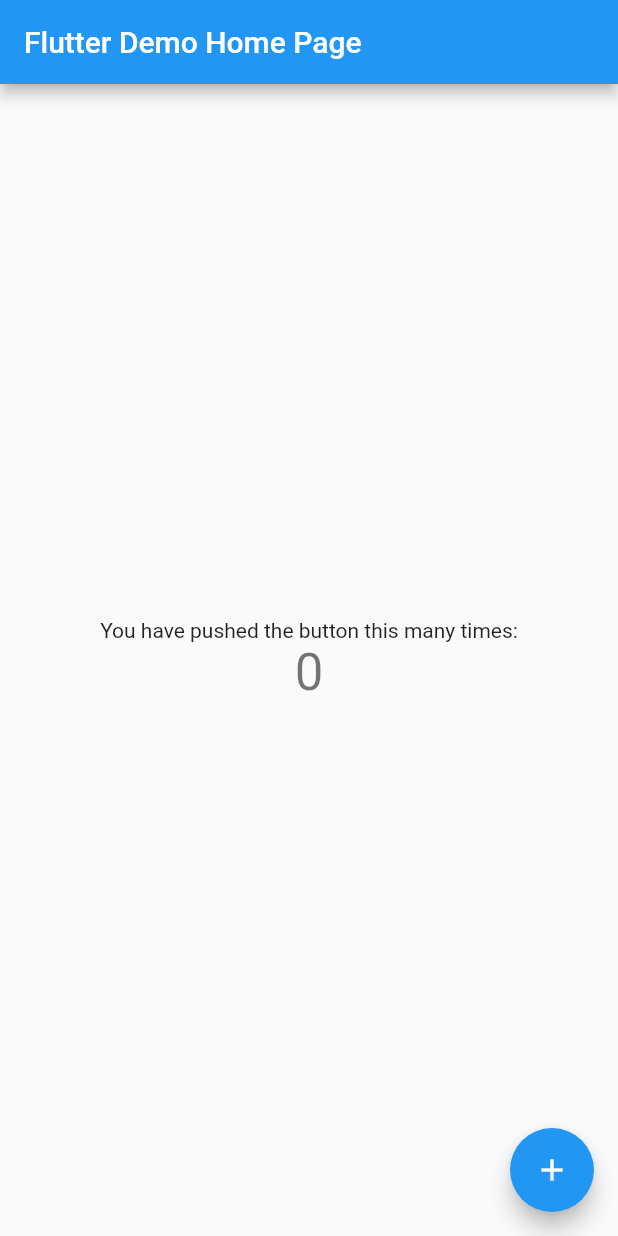
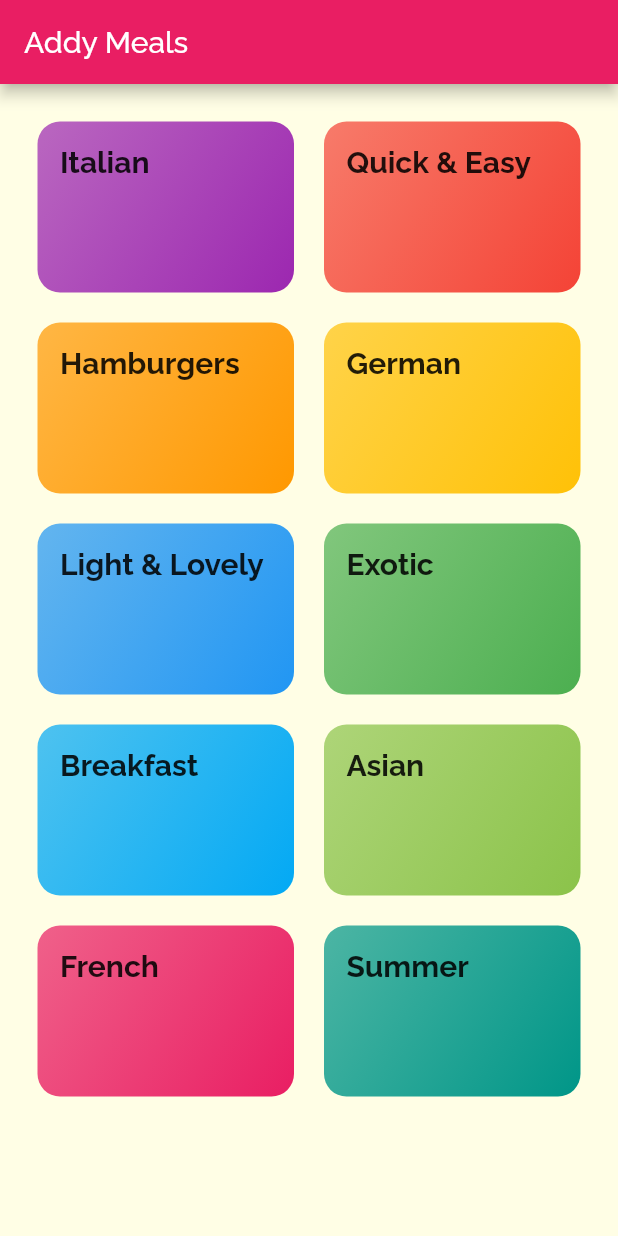
Before and after one commit to adnitr/meals-app-flutter, a Flutter app: the screen it shows after launch, on a phone screen of 412 x 824 dp. Run offline on Flutter 3.47's test engine with Material 2 defaults, Android fonts, the phone set to English and light mode, and no system bars.

Commit message:
set up basic structure and some  routes

```diff
--- /dev/null
+++ b/lib/data/dummy_data.dart
@@ -0,0 +1,56 @@
+import 'package:flutter/material.dart';
+
+import '../models/category.dart';
+
+var DUMMY_CATEGORIES = const [
+  Category(
+    id: 'c1',
+    title: 'Italian',
+    color: Colors.purple,
+  ),
+  Category(
+    id: 'c2',
+    title: 'Quick & Easy',
+    color: Colors.red,
+  ),
+  Category(
+    id: 'c3',
+    title: 'Hamburgers',
+    color: Colors.orange,
+  ),
+  Category(
+    id: 'c4',
+    title: 'German',
+    color: Colors.amber,
+  ),
+  Category(
+    id: 'c5',
+    title: 'Light & Lovely',
+    color: Colors.blue,
+  ),
+  Category(
+    id: 'c6',
+    title: 'Exotic',
+    color: Colors.green,
+  ),
+  Category(
+    id: 'c7',
+    title: 'Breakfast',
+    color: Colors.lightBlue,
+  ),
+  Category(
+    id: 'c8',
+    title: 'Asian',
+    color: Colors.lightGreen,
+  ),
+  Category(
+    id: 'c9',
+    title: 'French',
+    color: Colors.pink,
+  ),
+  Category(
+    id: 'c10',
+    title: 'Summer',
+    color: Colors.teal,
+  ),
+];
--- a/lib/main.dart
+++ b/lib/main.dart
@@ -1,4 +1,7 @@
 import 'package:flutter/material.dart';
+
+import './screens/category_meals_screen.dart';
+import './screens/categories_screen.dart';
 
 void main() {
   runApp(const MyApp());
@@ -10,58 +13,24 @@ class MyApp extends StatelessWidget {
   @override
   Widget build(BuildContext context) {
     return MaterialApp(
-      title: 'Flutter Demo',
+      title: 'Addy Meals',
       theme: ThemeData(
-        primarySwatch: Colors.blue,
+        primarySwatch: Colors.pink,
+        accentColor: Colors.amber,
+        canvasColor: const Color.fromRGBO(255, 254, 229, 1),
+        fontFamily: 'RaleWay',
+        // textTheme: ThemeData.light().textTheme.copyWith(
+        //       bodyText1:
+        //           const TextStyle(color: Color.fromRGBO(20, 51, 51, 1)),
+        //       bodyText2:
+        //           const TextStyle(color: Color.fromRGBO(20, 51, 51, 1)),
+        //       // titleMedium: const TextStyle(
+        //       //   fontSize: 24,
+        //       //   fontFamily: 'RobotoCondensed',
+        //       // ),)
       ),
-      home: const MyHomePage(title: 'Flutter Demo Home Page'),
+      home: const CategoriesScreen(),
+      routes: {'/category-meals': (ctx) => const CategoryMealsScreen()},
     );
   }
 }
-
-class MyHomePage extends StatefulWidget {
-  const MyHomePage({super.key, required this.title});
-
-  final String title;
-
-  @override
-  State<MyHomePage> createState() => _MyHomePageState();
-}
-
-class _MyHomePageState extends State<MyHomePage> {
-  int _counter = 0;
-
-  void _incrementCounter() {
-    setState(() {
-      _counter++;
-    });
-  }
-
-  @override
-  Widget build(BuildContext context) {
-    return Scaffold(
-      appBar: AppBar(
-        title: Text(widget.title),
-      ),
-      body: Center(
-        child: Column(
-          mainAxisAlignment: MainAxisAlignment.center,
-          children: <Widget>[
-            const Text(
-              'You have pushed the button this many times:',
-            ),
-            Text(
-              '$_counter',
-              style: Theme.of(context).textTheme.headline4,
-            ),
-          ],
-        ),
-      ),
-      floatingActionButton: FloatingActionButton(
-        onPressed: _incrementCounter,
-        tooltip: 'Increment',
-        child: const Icon(Icons.add),
-      ),
-    );
-  }
-}
--- /dev/null
+++ b/lib/models/category.dart
@@ -0,0 +1,10 @@
+import 'package:flutter/material.dart';
+
+class Category {
+  final String id;
+  final String title;
+  final Color color;
+
+  const Category(
+      {required this.id, required this.title, this.color = Colors.orange});
+}
--- /dev/null
+++ b/lib/screens/categories_screen.dart
@@ -0,0 +1,29 @@
+import 'package:flutter/material.dart';
+
+import '../data/dummy_data.dart';
+import '../widgets/category_item.dart';
+
+class CategoriesScreen extends StatelessWidget {
+  const CategoriesScreen({super.key});
+
+  @override
+  Widget build(BuildContext context) {
+    return Scaffold(
+      appBar: AppBar(title: const Text('Addy Meals')),
+      body: GridView(
+        padding: const EdgeInsets.all(25),
+        gridDelegate: const SliverGridDelegateWithMaxCrossAxisExtent(
+            maxCrossAxisExtent: 200,
+            childAspectRatio: 3 / 2,
+            crossAxisSpacing: 20,
+            mainAxisSpacing: 20),
+        children: DUMMY_CATEGORIES
+            .map((singleCategory) => CategoryItem(
+                id: singleCategory.id,
+                title: singleCategory.title,
+                color: singleCategory.color))
+            .toList(),
+      ),
+    );
+  }
+}
--- /dev/null
+++ b/lib/screens/category_meals_screen.dart
@@ -0,0 +1,23 @@
+import 'package:flutter/material.dart';
+
+class CategoryMealsScreen extends StatelessWidget {
+  // final String categoryId;
+  // final String categoryTitle;
+  // const CategoryMealsScreen(
+  //     {required this.categoryId, required this.categoryTitle, super.key});
+  const CategoryMealsScreen({super.key});
+
+  @override
+  Widget build(BuildContext context) {
+    final routeArgs =
+        ModalRoute.of(context)?.settings.arguments as Map<String, Object>;
+    final categoryTitle = routeArgs['title'] as String;
+    // final categoryId = routeArgs['id'];
+    return Scaffold(
+      appBar: AppBar(title: Text(categoryTitle)),
+      body: Center(
+        child: Text("The Receipes for the category $categoryTitle"),
+      ),
+    );
+  }
+}
--- /dev/null
+++ b/lib/widgets/category_item.dart
@@ -0,0 +1,41 @@
+import 'package:flutter/material.dart';
+import '../screens/category_meals_screen.dart';
+
+class CategoryItem extends StatelessWidget {
+  final String id;
+  final String title;
+  final Color color;
+
+  const CategoryItem(
+      {required this.id, required this.title, required this.color, super.key});
+
+  void selectCategory(BuildContext context) {
+    Navigator.of(context)
+        .pushNamed('/category-meals', arguments: {'id': id, 'title': title});
+  }
+
+  @override
+  Widget build(BuildContext context) {
+    return InkWell(
+      onTap: () => selectCategory(context),
+      splashColor: Theme.of(context).primaryColor,
+      borderRadius: BorderRadius.circular(15),
+      child: Container(
+        padding: const EdgeInsets.all(15),
+        decoration: BoxDecoration(
+            gradient: LinearGradient(
+                colors: [color.withOpacity(0.7), color],
+                begin: Alignment.topLeft,
+                end: Alignment.bottomRight),
+            borderRadius: BorderRadius.circular(15)),
+        child: Text(
+          title,
+          style: const TextStyle(
+              fontSize: 20,
+              // fontFamily: 'RobotoCondensed',
+              fontWeight: FontWeight.bold),
+        ),
+      ),
+    );
+  }
+}
```
Also changed, not shown: pubspec.yaml (+19 -15 lines), assets/fonts/Raleway-Black.ttf (added), assets/fonts/Raleway-Bold.ttf (added), assets/fonts/Raleway-Regular.ttf (added), assets/fonts/RobotoCondensed-Bold.ttf (added), assets/fonts/RobotoCondensed-Italic.ttf (added), assets/fonts/RobotoCondensed-Light.ttf (added), assets/fonts/RobotoCondensed-Regular.ttf (added).
